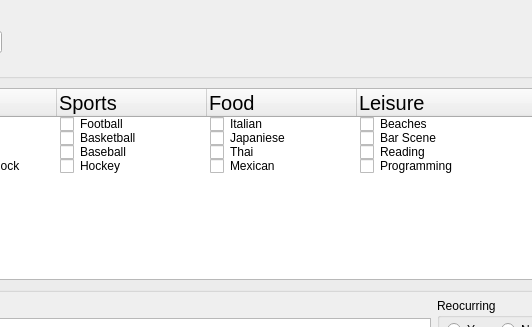
Above: src/web-app/eventpopup.ui from Aesylwinn/software-engineering before the change; both pictures show x 117 to 649 and y 0 to 327 of the 865 by 655 pixel window. Below: the same form after it.
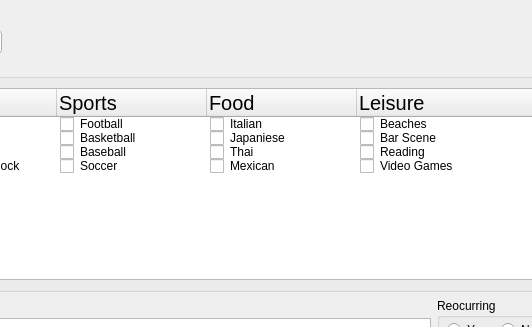
That is the form after the change.

```diff
--- a/src/web-app/eventpopup.ui
+++ b/src/web-app/eventpopup.ui
@@ -227,7 +227,7 @@
             <enum>Unchecked</enum>
            </property>
            <property name="text">
-            <string>Hockey</string>
+            <string>Soccer</string>
            </property>
            <property name="checkState">
             <enum>Unchecked</enum>
@@ -239,7 +239,7 @@
             <enum>Unchecked</enum>
            </property>
            <property name="text">
-            <string>Programming</string>
+            <string>Video Games</string>
            </property>
            <property name="checkState">
             <enum>Unchecked</enum>
```
